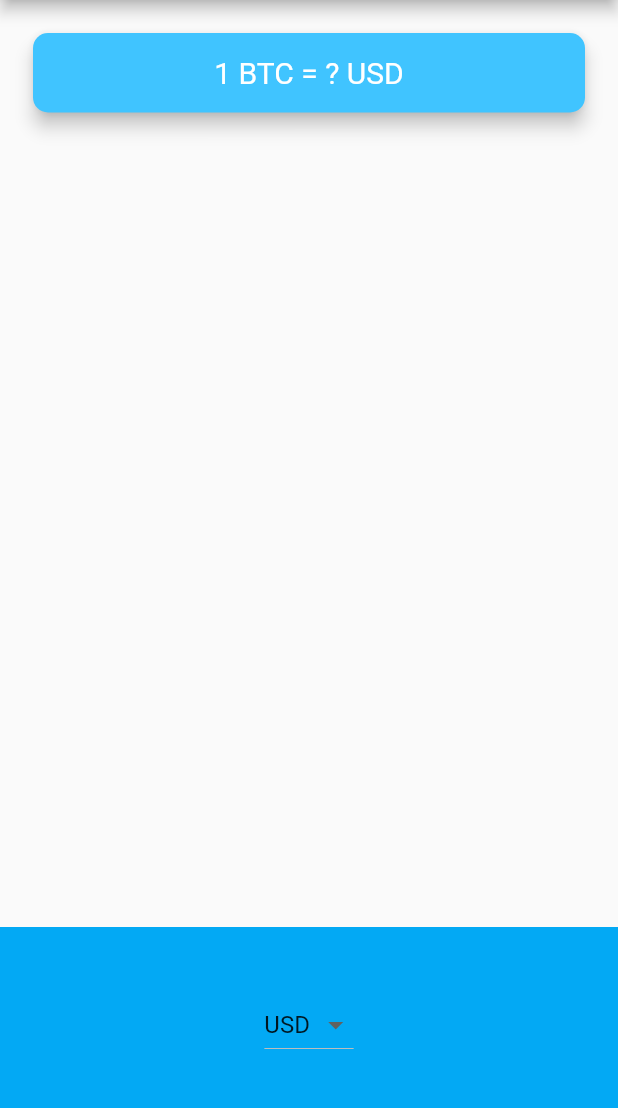
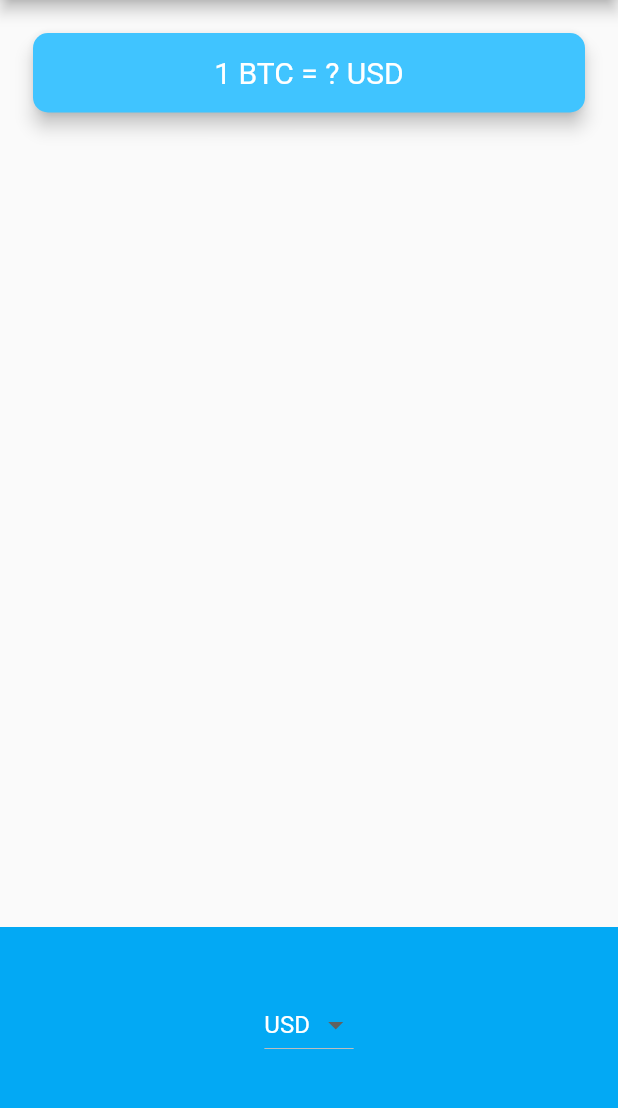
Before and after one commit to ashi31/bitcoin-ticker-flutter, a Flutter app: the screen it shows after launch, on a phone screen of 412 x 824 dp, the part 84-1192 px from its top. Run offline on Flutter 3.47's test engine with Material 2 defaults, Android fonts, the phone set to English and light mode, and no system bars.

Commit message:
platform specific UI

```diff
--- a/lib/main.dart
+++ b/lib/main.dart
@@ -8,6 +8,7 @@ class MyApp extends StatelessWidget {
   Widget build(BuildContext context) {
     return MaterialApp(
       home: PriceScreen(),
+      theme: ThemeData.light().copyWith(canvasColor: Colors.blueGrey),
     );
   }
 }
--- a/lib/price_screen.dart
+++ b/lib/price_screen.dart
@@ -1,3 +1,6 @@
+import 'dart:io' show Platform;
+
+import 'package:flutter/cupertino.dart';
 import 'package:flutter/material.dart';
 
 import 'coin_data.dart';
@@ -10,16 +13,42 @@ class PriceScreen extends StatefulWidget {
 class _PriceScreenState extends State<PriceScreen> {
   String selectedCurrency = 'USD';
 
-  List<DropdownMenuItem<String>> getDropdownMenuItems() {
+  DropdownButton androidDropdownButton() {
     List<DropdownMenuItem<String>> dropdownMenuItems = currenciesList
         .map(
           (currency) => DropdownMenuItem(
-            child: Text(currency),
-            value: currency,
-          ),
-        )
+        child: Text(
+          currency,
+          style: TextStyle(color: Colors.white),
+        ),
+        value: currency,
+      ),
+    )
         .toList();
-    return dropdownMenuItems;
+    return DropdownButton<String>(
+        value: selectedCurrency,
+        items: dropdownMenuItems,
+        onChanged: (newValue) {
+          setState(() {
+            selectedCurrency = newValue;
+          });
+        });
+  }
+
+  CupertinoPicker iOSPicker() {
+    List<Text> pickerItems = currenciesList
+        .map((e) =>
+        Text(
+          e,
+          style: TextStyle(color: Colors.white),
+        ))
+        .toList();
+    return CupertinoPicker(
+        itemExtent: 32.0,
+        onSelectedItemChanged: (int selectedIndex) {
+          selectedCurrency = currenciesList[selectedIndex];
+        },
+        children: pickerItems);
   }
 
   @override
@@ -60,14 +89,7 @@ class _PriceScreenState extends State<PriceScreen> {
             alignment: Alignment.center,
             color: Colors.lightBlue,
             padding: EdgeInsets.only(bottom: 20.0),
-            child: DropdownButton<String>(
-                value: selectedCurrency,
-                items: getDropdownMenuItems(),
-                onChanged: (newValue) {
-                  setState(() {
-                    selectedCurrency = newValue;
-                  });
-                }),
+            child: Platform.isIOS ? iOSPicker() : androidDropdownButton(),
           )
         ],
       ),
```
